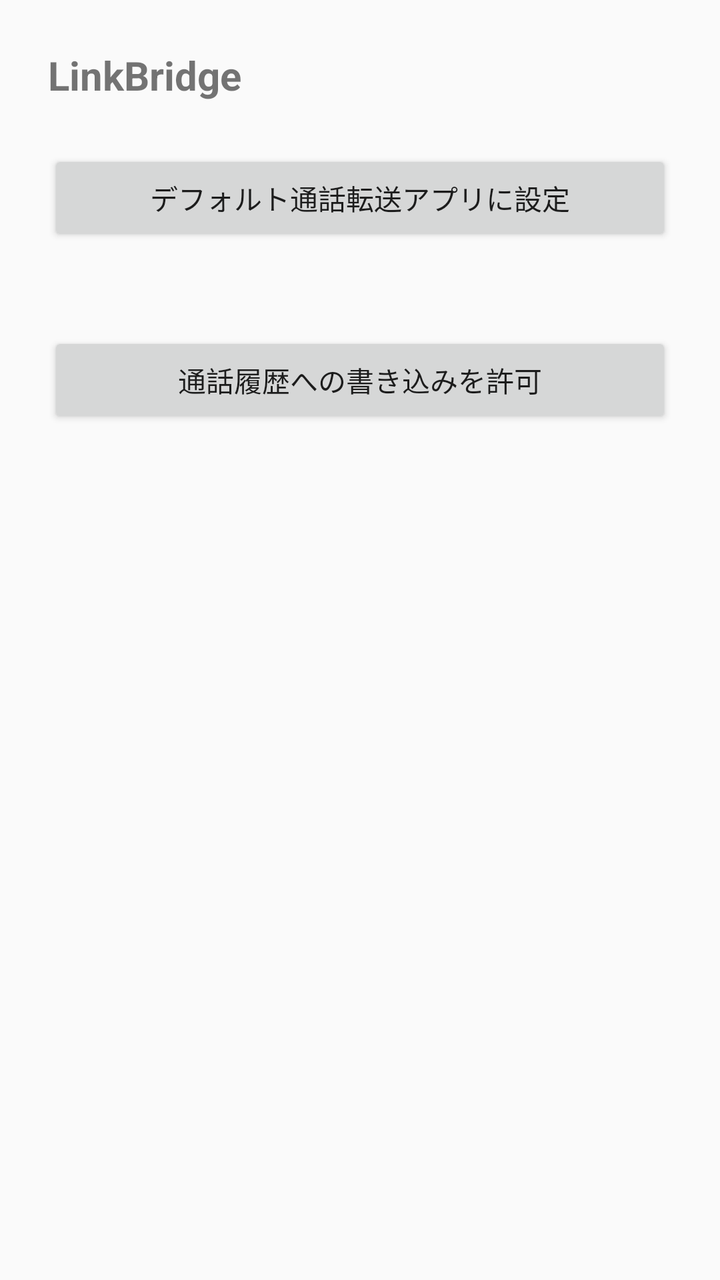
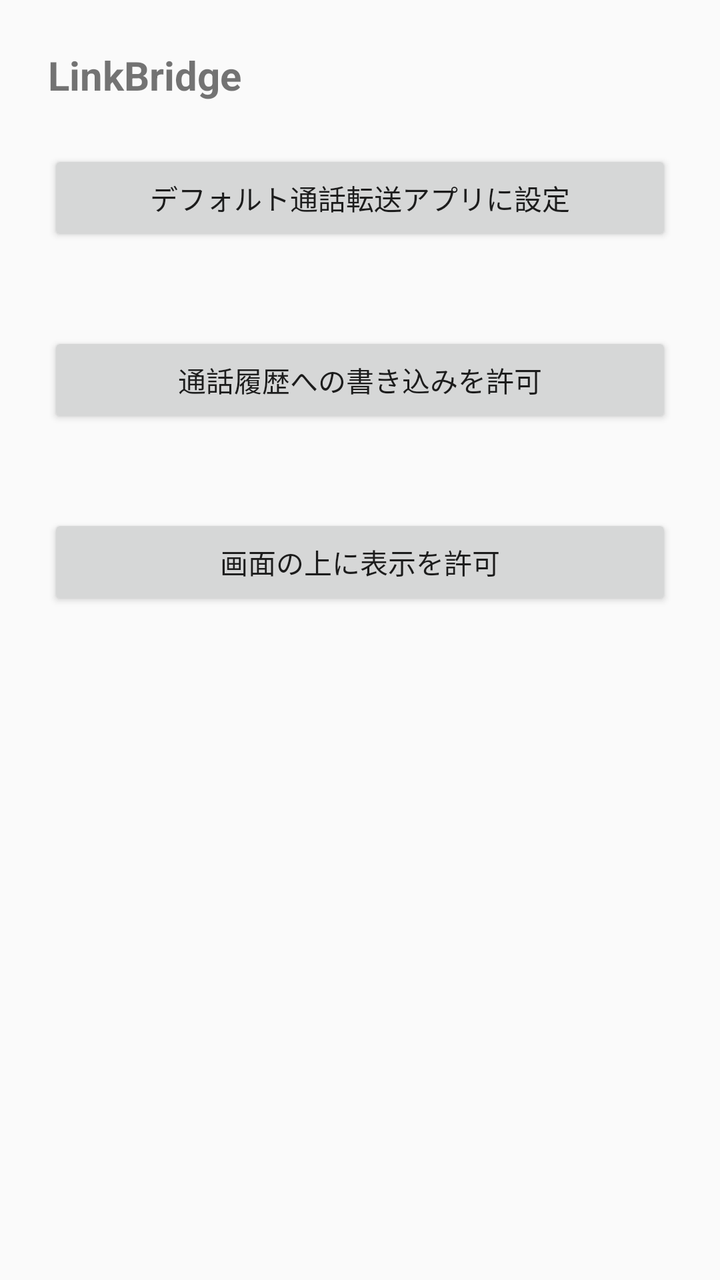

Before-and-after screenshots of an Android layout around one commit, followed by the original layout XML and the change that was made.
<!-- AndroidManifest.xml: application theme Theme.LinkBridge -->
<!-- res/layout/activity_main.xml -->
<?xml version="1.0" encoding="utf-8"?>
<LinearLayout xmlns:android="http://schemas.android.com/apk/res/android"
    android:layout_width="match_parent"
    android:layout_height="match_parent"
    android:orientation="vertical"
    android:padding="24dp"
    android:fitsSystemWindows="true">

    <TextView
        android:layout_width="wrap_content"
        android:layout_height="wrap_content"
        android:text="@string/app_name"
        android:textSize="20sp"
        android:textStyle="bold" />

    <Button
        android:id="@+id/btn_role"
        android:layout_width="match_parent"
        android:layout_height="wrap_content"
        android:layout_marginTop="24dp"
        android:text="@string/btn_role" />

    <TextView
        android:id="@+id/status_role"
        android:layout_width="match_parent"
        android:layout_height="wrap_content"
        android:paddingTop="8dp"
        android:paddingBottom="16dp" />

    <Button
        android:id="@+id/btn_calllog"
        android:layout_width="match_parent"
        android:layout_height="wrap_content"
        android:text="@string/btn_calllog" />

    <TextView
        android:id="@+id/status_calllog"
        android:layout_width="match_parent"
        android:layout_height="wrap_content"
        android:paddingTop="8dp" />

</LinearLayout>
<!-- resources referenced by this layout -->
<resources>
  <string name="app_name">LinkBridge</string>
  <string name="btn_calllog">通話履歴への書き込みを許可</string>
  <string name="btn_role">デフォルト通話転送アプリに設定</string>
  <style name="Theme.LinkBridge" parent="android:Theme.Material.Light.NoActionBar" />
</resources>

<!-- the commit's change to res/layout/activity_main.xml (unified diff, before → after) -->
@@ -37,6 +37,19 @@
         android:id="@+id/status_calllog"
         android:layout_width="match_parent"
         android:layout_height="wrap_content"
+        android:paddingTop="8dp"
+        android:paddingBottom="16dp" />
+
+    <Button
+        android:id="@+id/btn_overlay"
+        android:layout_width="match_parent"
+        android:layout_height="wrap_content"
+        android:text="@string/btn_overlay" />
+
+    <TextView
+        android:id="@+id/status_overlay"
+        android:layout_width="match_parent"
+        android:layout_height="wrap_content"
         android:paddingTop="8dp" />
 
 </LinearLayout>
<!-- resource entries referenced after the edit -->
@@ -2,6 +2,7 @@
 <resources>
   <string name="app_name">LinkBridge</string>
   <string name="btn_calllog">通話履歴への書き込みを許可</string>
+  <string name="btn_overlay">画面の上に表示を許可</string>
   <string name="btn_role">デフォルト通話転送アプリに設定</string>
   <style name="Theme.LinkBridge" parent="android:Theme.Material.Light.NoActionBar" />
 </resources>
